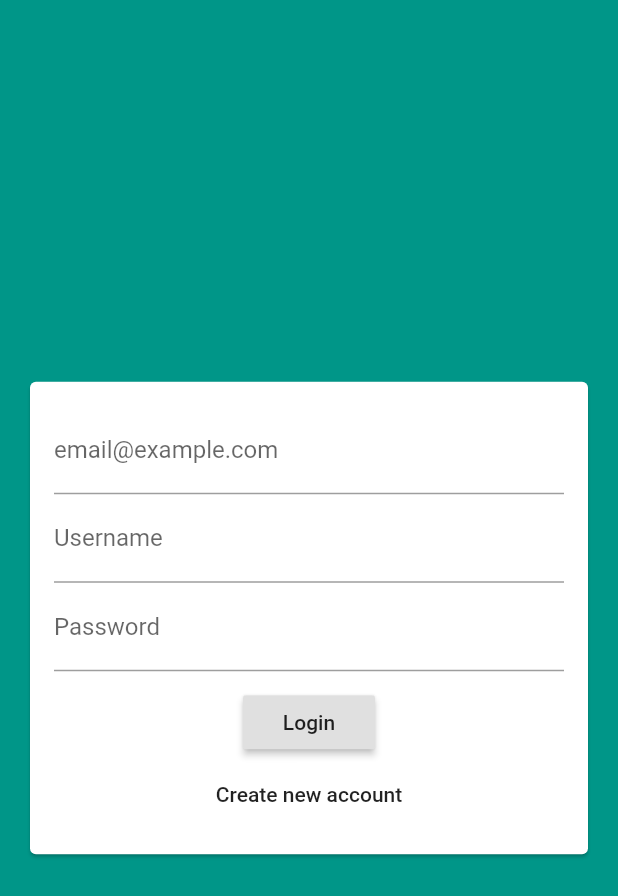
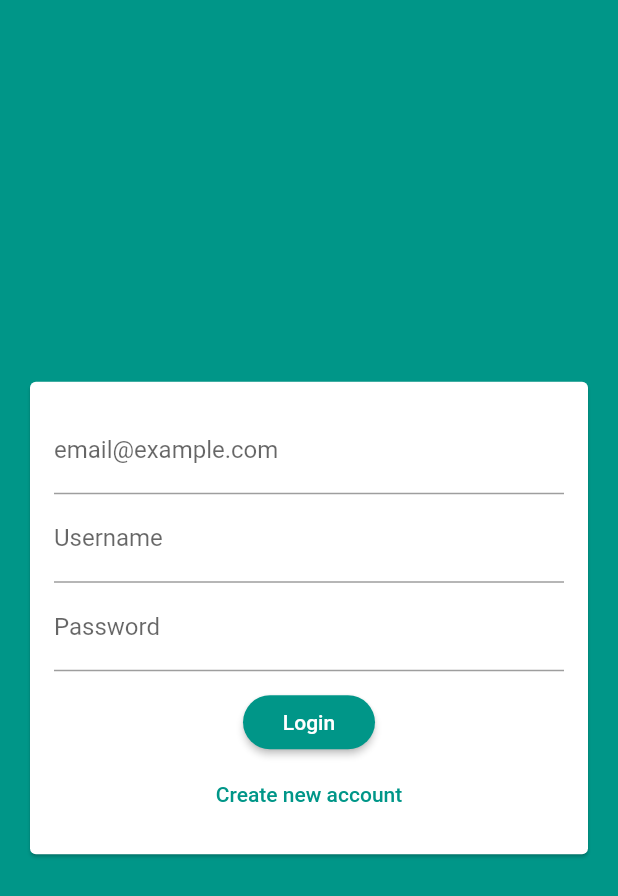
Before and after one commit to cojarepublic/trill, a Flutter app: the screen it shows after launch, on a phone screen of 412 x 824 dp. Shown: the top 896 px of the screen. Run offline on Flutter 3.47's test engine with Material 2 defaults, Android fonts, the phone set to English and light mode, and no system bars; our stand-ins replace cloud_firestore; accounts and stored records are empty.

Commit message:
added app theme

```diff
--- a/lib/main.dart
+++ b/lib/main.dart
@@ -14,6 +14,14 @@ class MyApp extends StatelessWidget {
       title: 'Trill',
       theme: ThemeData(
         primarySwatch: Colors.teal,
+        backgroundColor: Colors.teal,
+        accentColor: Colors.black38,
+        accentColorBrightness: Brightness.dark,
+        buttonTheme: ButtonTheme.of(context).copyWith(
+          buttonColor: Colors.teal,
+          textTheme: ButtonTextTheme.primary,
+          shape: RoundedRectangleBorder(borderRadius: BorderRadius.circular(20))
+        ),
       ),
       home: AuthScreen(),
     );
--- a/lib/widgets/auth/auth_form.dart
+++ b/lib/widgets/auth/auth_form.dart
@@ -41,6 +41,7 @@ class _AuthFormState extends State<AuthForm> {
                     onPressed: () {},
                   ),
                   FlatButton(
+                    textColor: Theme.of(context).primaryColor,
                     child: Text('Create new account'),
                     onPressed: () {},
                   )
```
